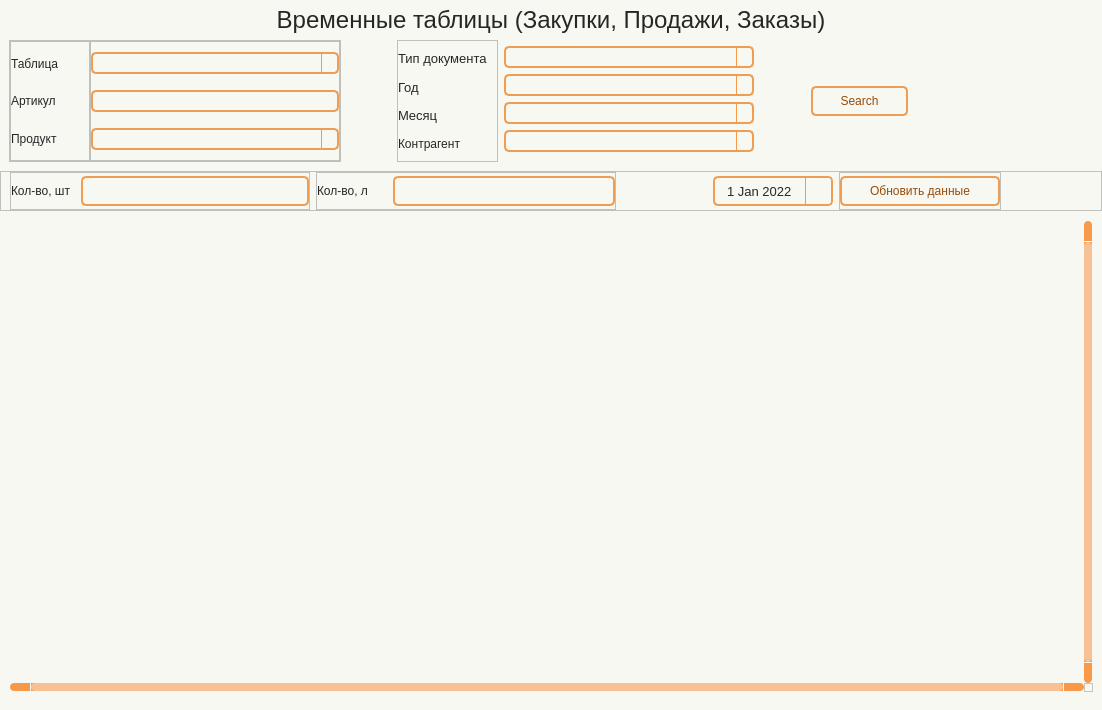
This is wind/pages/temp_tables.ui in Masik84/Daily_Report_QT as Qt 5 draws it before an edit. The edited form follows.
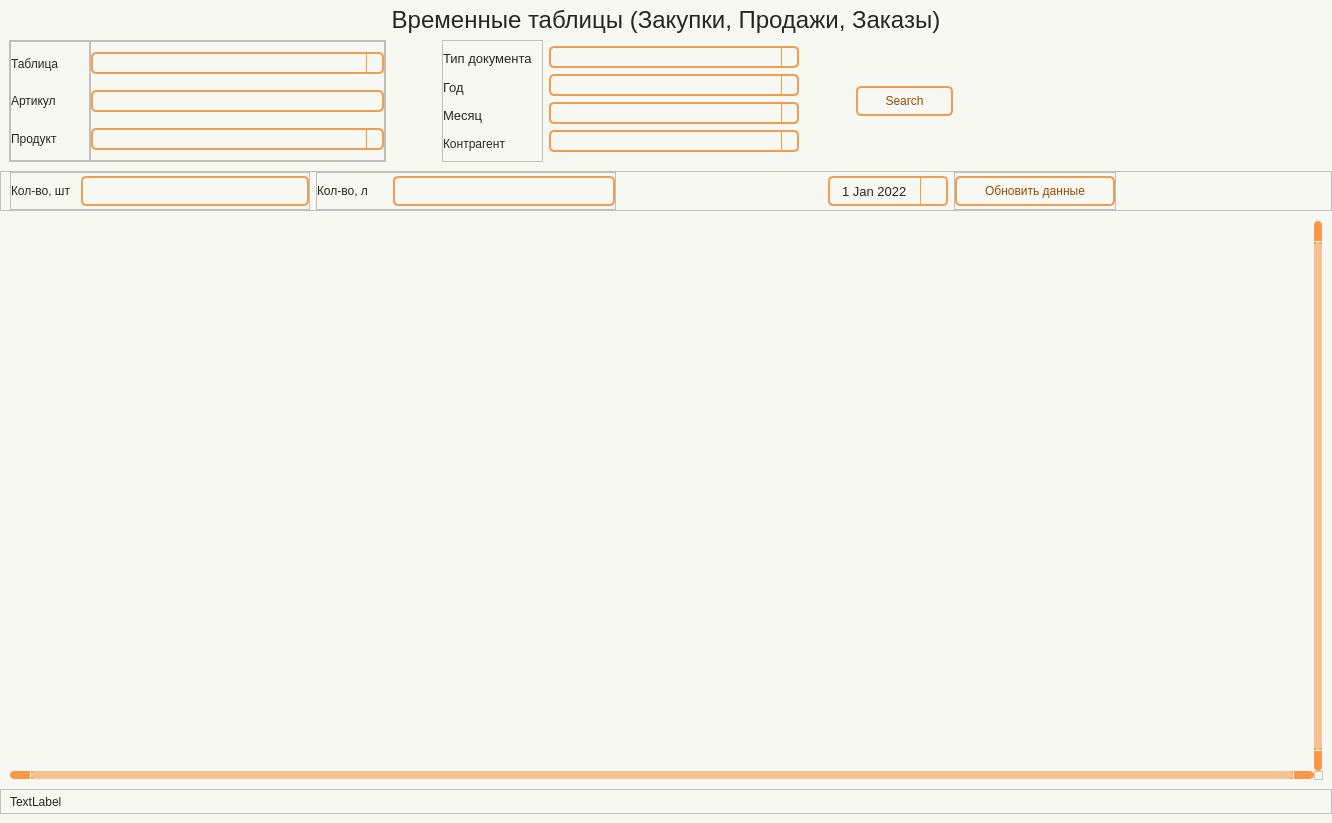
This is the edited form. Icons and pictures are not drawn.

What changed in the file:
```diff
--- a/wind/pages/temp_tables.ui
+++ b/wind/pages/temp_tables.ui
@@ -6,8 +6,8 @@
    <rect>
     <x>0</x>
     <y>0</y>
-    <width>1102</width>
-    <height>710</height>
+    <width>1332</width>
+    <height>823</height>
    </rect>
   </property>
   <property name="minimumSize">
@@ -1316,6 +1316,40 @@
         </attribute>
        </widget>
       </item>
+      <item>
+       <widget class="QFrame" name="frame_9">
+        <property name="minimumSize">
+         <size>
+          <width>0</width>
+          <height>25</height>
+         </size>
+        </property>
+        <property name="frameShape">
+         <enum>QFrame::Shape::StyledPanel</enum>
+        </property>
+        <property name="frameShadow">
+         <enum>QFrame::Shadow::Raised</enum>
+        </property>
+        <layout class="QHBoxLayout" name="horizontalLayout_6">
+         <property name="spacing">
+          <number>0</number>
+         </property>
+         <property name="topMargin">
+          <number>0</number>
+         </property>
+         <property name="bottomMargin">
+          <number>0</number>
+         </property>
+         <item>
+          <widget class="QLabel" name="label_msg">
+           <property name="text">
+            <string>TextLabel</string>
+           </property>
+          </widget>
+         </item>
+        </layout>
+       </widget>
+      </item>
      </layout>
     </widget>
    </item>
```
Left out of the diff: 3 changed lines with no effect on the pictures.
